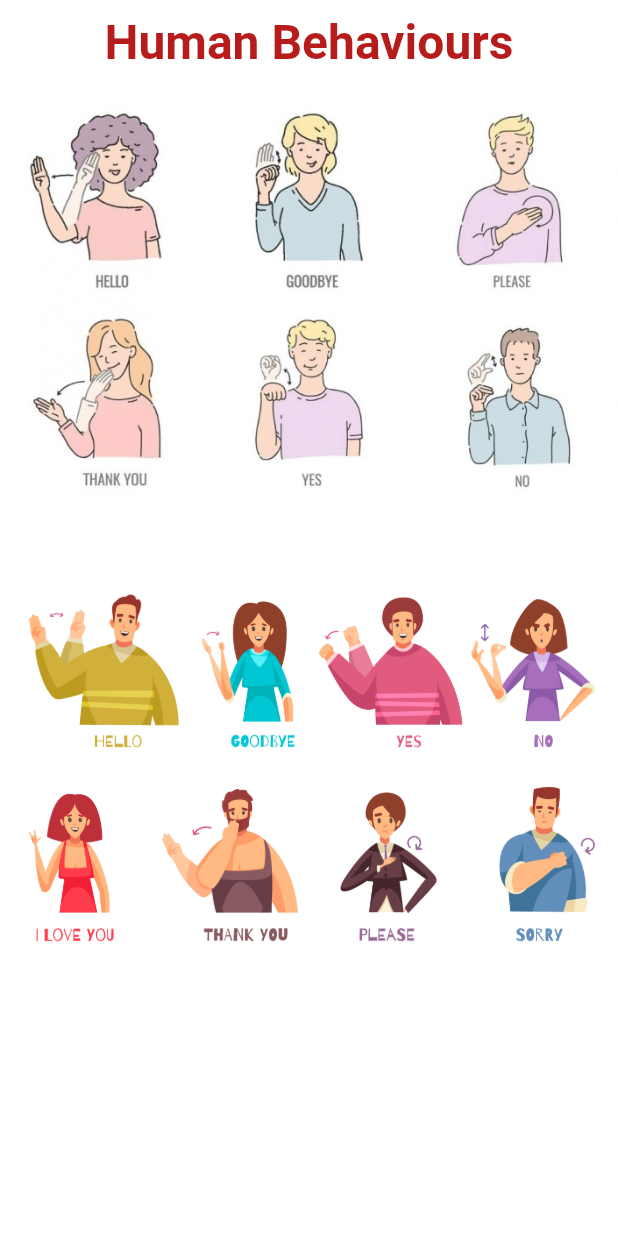
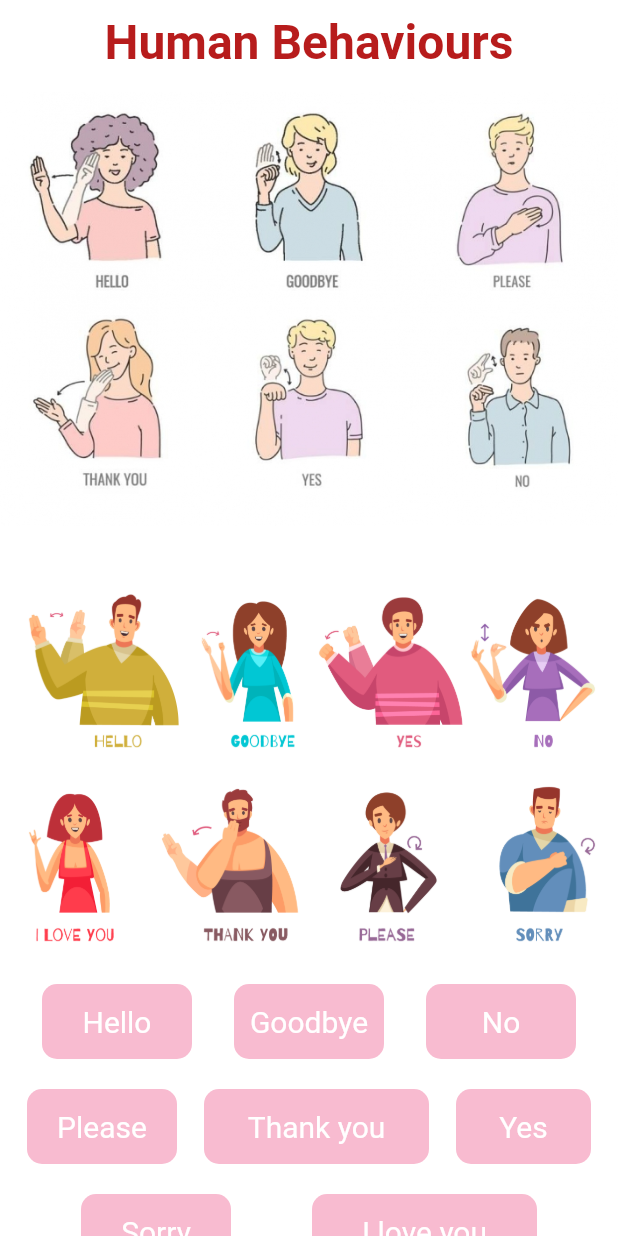
Before and after one commit to Deepikaumesh/blind, a Flutter app: the Human_Behaviour_Display screen opened directly, on a phone screen of 412 x 824 dp. Run offline on Flutter 3.47's test engine with Material 2 defaults, Android fonts, the phone set to English and light mode, and no system bars; our stand-ins replace animated_text_kit, google_fonts, video_player; Roboto replaces fonts that are missing (Prompt).

Commit message:
added behaviours

```diff
--- a/lib/Screens/learn/Human_Behaviour_Display.dart
+++ b/lib/Screens/learn/Human_Behaviour_Display.dart
@@ -1,5 +1,6 @@
 import 'package:flutter/material.dart';
 import 'package:video_player/video_player.dart';
+import 'package:google_fonts/google_fonts.dart';
 
 class Human_Behaviour_Display extends StatefulWidget {
   Human_Behaviour_Display() : super();
@@ -32,8 +33,6 @@ class Human_Behaviour_DisplayState extends State<Human_Behaviour_Display> {
       body: SingleChildScrollView(
         child: Column(
           children: [
-
-
             Container(
               height: 300,
               //  height:MediaQuery.of(context).size.height,
@@ -43,18 +42,9 @@ class Human_Behaviour_DisplayState extends State<Human_Behaviour_Display> {
                     Radius.circular(10.0),
                   ),
                   image: DecorationImage(
-              image:  AssetImage("assets/images/expression.jpeg"),
+                    image: AssetImage("assets/images/expression.jpeg"),
                     fit: BoxFit.contain,
-            )
-          ),
-          // child: Column(
-          //   children: [
-          //     SizedBox(
-          //       height: 5,
-          //     ),
-          //     SizedBox(height: 150, child: Image(image: AssetImage("assets/images/expression.jpeg"))),
-          //   ],
-          // ),
+                  )),
             ),
             Container(
               height: 300,
@@ -65,21 +55,163 @@ class Human_Behaviour_DisplayState extends State<Human_Behaviour_Display> {
                     Radius.circular(10.0),
                   ),
                   image: DecorationImage(
-                    image:  AssetImage("assets/images/baha2.jpg"),
+                    image: AssetImage("assets/images/baha2.jpg"),
                     fit: BoxFit.contain,
-                  )
+                  )),
             ),
-              // child: Column(
-              //   children: [
-              //     SizedBox(
-              //       height: 5,
-              //     ),
-              //     SizedBox(height: 150, child: Image(image: AssetImage("assets/images/expression.jpeg"))),
-              //   ],
-              // ),
+            Row(
+              mainAxisAlignment: MainAxisAlignment.spaceEvenly,
+              children: [
+                Container(
+                  height: 50,
+                  width: 100,
+                  decoration: BoxDecoration(
+                    color: Colors.pink.shade100,
+                    borderRadius: BorderRadius.all(
+                      Radius.circular(10.0),
                     ),
-
-  ],),
-      ),    );
+                  ),
+                  child: Center(
+                      child: Text(
+                    "Hello",
+                    style:
+                        GoogleFonts.prompt(fontSize: 20, color: Colors.white),
+                  )),
+                ),
+                Container(
+                  height: 50,
+                  width: 100,
+                  decoration: BoxDecoration(
+                    color: Colors.pink.shade100,
+                    borderRadius: BorderRadius.all(
+                      Radius.circular(10.0),
+                    ),
+                  ),
+                  child: Center(
+                      child: Text(
+                    "Goodbye",
+                    style:
+                        GoogleFonts.prompt(fontSize: 20, color: Colors.white),
+                  )),
+                ),
+                Container(
+                  height: 50,
+                  width: 100,
+                  decoration: BoxDecoration(
+                    color: Colors.pink.shade100,
+                    borderRadius: BorderRadius.all(
+                      Radius.circular(10.0),
+                    ),
+                  ),
+                  child: Center(
+                      child: Text(
+                    "No",
+                    style:
+                        GoogleFonts.prompt(fontSize: 20, color: Colors.white),
+                  )),
+                ),
+              ],
+            ),
+            SizedBox(
+              height: 20,
+            ),
+            Row(
+              mainAxisAlignment: MainAxisAlignment.spaceEvenly,
+              children: [
+                Container(
+                  height: 50,
+                  width: 100,
+                  decoration: BoxDecoration(
+                    color: Colors.pink.shade100,
+                    borderRadius: BorderRadius.all(
+                      Radius.circular(10.0),
+                    ),
+                  ),
+                  child: Center(
+                      child: Text(
+                    "Please",
+                    style:
+                        GoogleFonts.prompt(fontSize: 20, color: Colors.white),
+                  )),
+                ),
+                Container(
+                  height: 50,
+                  width: 150,
+                  decoration: BoxDecoration(
+                    color: Colors.pink.shade100,
+                    borderRadius: BorderRadius.all(
+                      Radius.circular(10.0),
+                    ),
+                  ),
+                  child: Center(
+                      child: Text(
+                    "Thank you",
+                    style:
+                        GoogleFonts.prompt(fontSize: 20, color: Colors.white),
+                  )),
+                ),
+                Container(
+                  height: 50,
+                  width: 90,
+                  decoration: BoxDecoration(
+                    color: Colors.pink.shade100,
+                    borderRadius: BorderRadius.all(
+                      Radius.circular(10.0),
+                    ),
+                  ),
+                  child: Center(
+                      child: Text(
+                    "Yes",
+                    style:
+                        GoogleFonts.prompt(fontSize: 20, color: Colors.white),
+                  )),
+                ),
+              ],
+            ),
+            SizedBox(
+              height: 20,
+            ),
+            Row(
+              mainAxisAlignment: MainAxisAlignment.spaceEvenly,
+              children: [
+                Container(
+                  height: 50,
+                  width: 100,
+                  decoration: BoxDecoration(
+                    color: Colors.pink.shade100,
+                    borderRadius: BorderRadius.all(
+                      Radius.circular(10.0),
+                    ),
+                  ),
+                  child: Center(
+                      child: Text(
+                    "Sorry",
+                    style:
+                        GoogleFonts.prompt(fontSize: 20, color: Colors.white),
+                  )),
+                ),
+                Container(
+                  height: 50,
+                  width: 150,
+                  decoration: BoxDecoration(
+                    color: Colors.pink.shade100,
+                    borderRadius: BorderRadius.all(
+                      Radius.circular(10.0),
+                    ),
+                  ),
+                  child: Center(
+                      child: Text(
+                    "I love you",
+                    style:
+                        GoogleFonts.prompt(fontSize: 20, color: Colors.white),
+                  )),
+                ),
+              ],
+            ),
+            Container(height: 20,),
+          ],
+        ),
+      ),
+    );
   }
 }
```
Also changed, not shown: lib/Screens/learn/Family_Display_Page.dart (added, +130 -0 lines), lib/Screens/learn/Main_Screen_Display.dart (+7 -0 lines), pubspec.yaml (+7 -1 lines), assets/bye.png (added), assets/family.png (added), assets/hello.png (added), assets/no.png (added), assets/please.png (added), assets/thankyou.png (added), assets/yes.png (added), pubspec.lock, 4 other files. Lines whose indentation alone changed are shown as unchanged.
